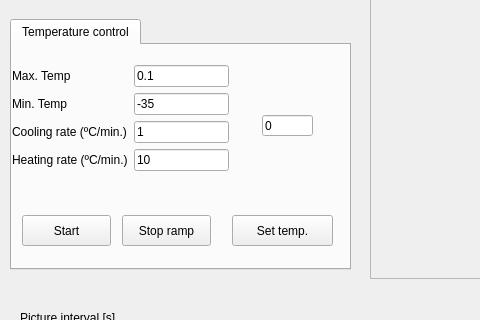
Qt form src/gui/experiment.ui (gfogwill/FrESH) before a commit; both pictures show x 0 to 480 and y 111 to 431 of the 930 by 649 pixel window.
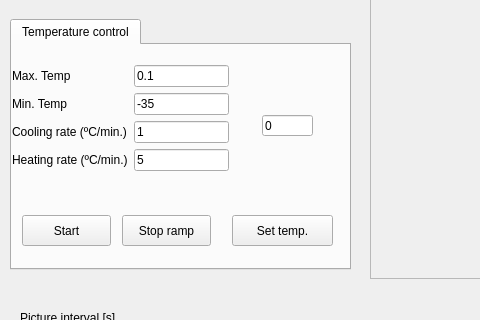
The same form after that commit. Custom widgets are drawn as their Qt base class.

Commit message: chore: Automatically set saving when start scan

Patch:
```diff
--- a/src/gui/experiment.ui
+++ b/src/gui/experiment.ui
@@ -401,7 +401,7 @@
        <item row="3" column="1">
         <widget class="QLineEdit" name="heatingRate">
          <property name="text">
-          <string>10</string>
+          <string>5</string>
          </property>
         </widget>
        </item>
```
